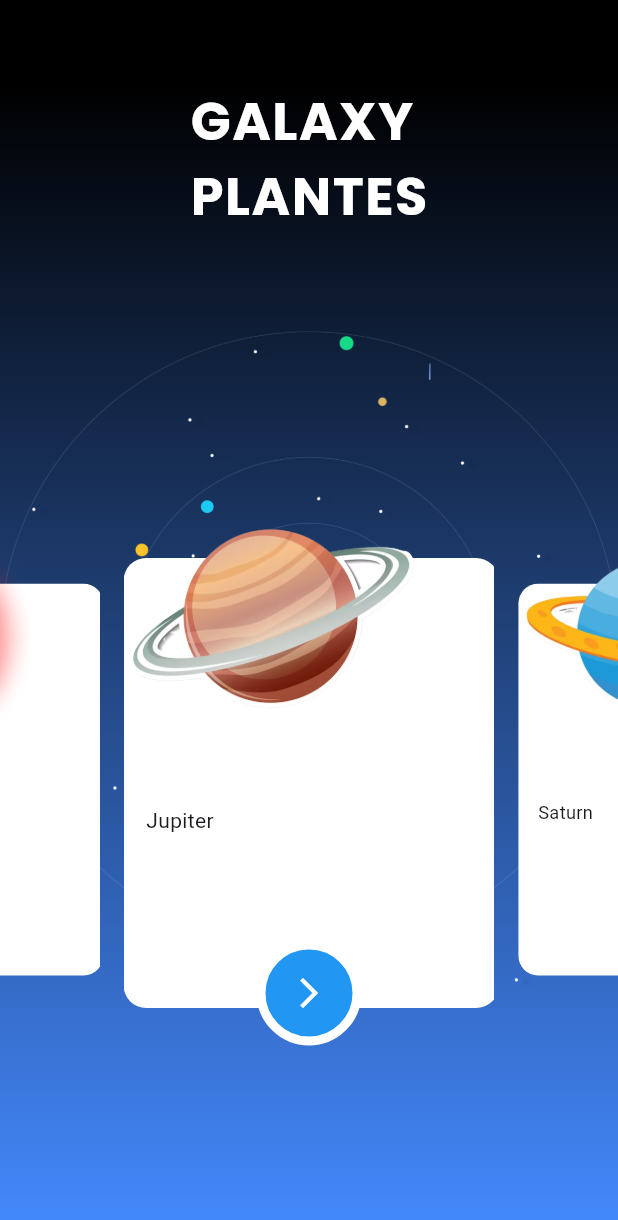
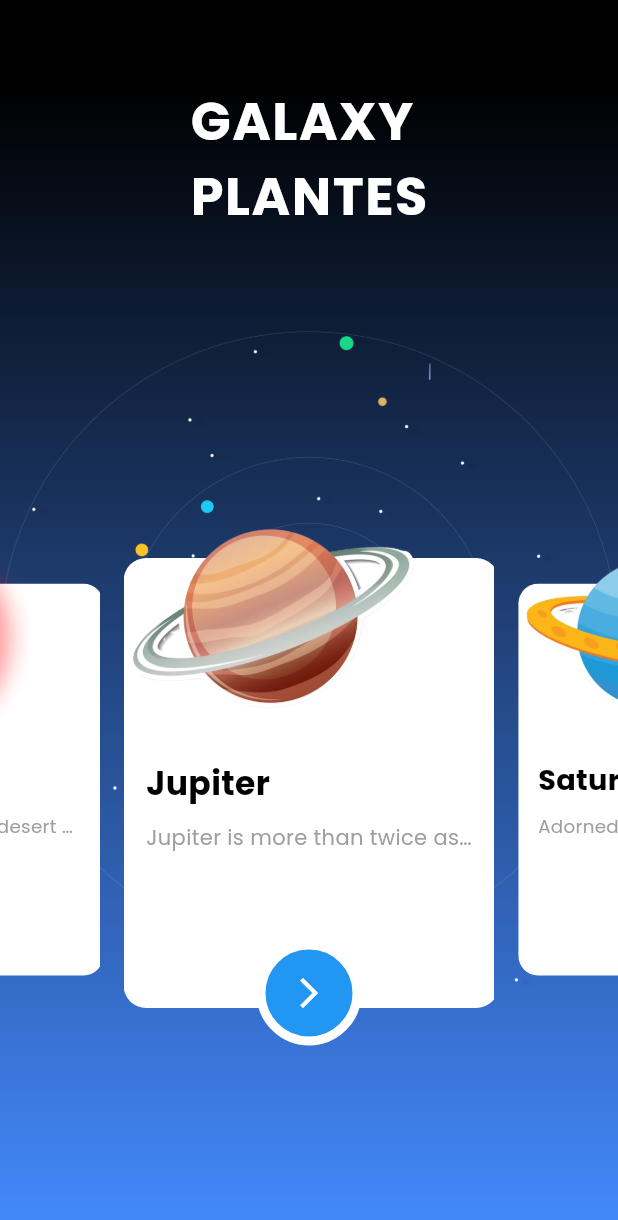
Before and after one commit to dhruvin2004/fluttter_planet, a Flutter app: the screen it shows after launch, swiped to page 2, on a phone screen of 412 x 824 dp. Shown: the top 1220 px of the screen. Run offline on Flutter 3.47's test engine with Material 2 defaults, Android fonts, the phone set to English and light mode, and no system bars; drawn by our look-alikes of auto_size_text, carousel_slider; our stand-ins replace google_fonts; missing offline and left inert: model_viewer_plus.

Commit message:
DP | 10/2/23 10:20 PM

```diff
--- a/lib/appstring.dart
+++ b/lib/appstring.dart
@@ -1,35 +1,41 @@
-class AppString
-{
+class AppString {
   static List planets = [
     {
-      'name' : 'Earth',
-      'file' : 'assets/obj/earth.obj',
-      'img' : 'assets/img_earth.png'
+      'name': 'Earth',
+      'file': 'images/Earth Remix.glb',
+      'img': 'assets/img_earth.png',
+      'des':'Earth—our home planet—is the only place we know of so far that’s inhabited by living things. It is also the only planet in our solar system with liquid water on the surface',
     },
     {
-      'name' : 'Mercury',
-      'file' : 'assets/obj/mercury.obj',
-      'img' : 'assets/mercury.png'
-    },{
-      'name' : 'Venus',
-      'file' : 'assets/obj/venus.obj',
-      'img' : 'assets/img_venus.png',
-    },{
-      'name' : 'Mars',
-      'file' : 'assets/obj/Mars.obj',
-      'img' : 'assets/img_mars.png',
-    },{
-      'name' : 'Jupiter',
-      'file' : 'assets/obj/jupiter.obj',
-      'img' : 'assets/jupiter.png'
-    },{
-      'name' : 'Saturn',
-      'file' : 'assets/obj/saturn.obj',
-      'img' : 'assets/sature.png'
-    },{
-      'name' : 'Neptune',
-      'file' : 'assets/obj/neptune.obj',
-      'img' : 'assets/Neptune.png'
+      'name': 'Mercury',
+      'file': 'images/Mercury_1_4878.glb',
+      'img': 'assets/mercury.png',
+      'des':'Mercury—the smallest planet in our solar system and closest to the Sun—is only slightly larger than Earth iss Moon. Mercury is the fastest planet, zipping around the Sun every 88 Earth days.',
+    }, {
+      'name': 'Venus',
+      'file': 'images/Venus(surface)_1_12103.glb',
+      'img': 'assets/img_venus.png',
+      'des':'Venus spins slowly in the opposite direction from most planets. A thick atmosphere traps heat in a runaway greenhouse effect, making it the hottest planet in our solar system.',
+    }, {
+      'name': 'Mars',
+      'file': 'images/Mars_1_6792.glb',
+      'img': 'assets/img_mars.png',
+      'des':'Mars is a dusty, cold, desert world with a very thin atmosphere. There is strong evidence Mars was—billions of years ago—wetter and warmer, with a thicker atmosphere.',
+    }, {
+      'name': 'Jupiter',
+      'file': 'images/Jupiter_1_142984.glb',
+      'img': 'assets/jupiter.png',
+      'des': 'Jupiter is more than twice as massive than the other planets of our solar system combined. The giant planet is Great Red spot is a centuries-old storm bigger than Earth.',
+    }, {
+      'name': 'Saturn',
+      'file': 'images/Saturn_1_120536.glb',
+      'img': 'assets/sature.png',
+      'des': 'Adorned with a dazzling, complex system of icy rings, Saturn is unique in our solar system. The other giant planets have rings, but none are as spectacular as Saturn is.',
+    }, {
+      'name': 'Neptune',
+      'file': 'images/Neptune_1_49528.glb',
+      'img': 'assets/Neptune.png',
+      'des': 'Neptune—the eighth and most distant major planet orbiting our Sun—is dark, cold and whipped by supersonic winds. It was the first planet located through mathematical calculations, rather than by telescope.',
     },
   ];
 }
--- a/lib/screen/homepage.dart
+++ b/lib/screen/homepage.dart
@@ -1,9 +1,11 @@
 
+import 'package:auto_size_text/auto_size_text.dart';
 import 'package:carousel_slider/carousel_slider.dart';
 import 'package:flutter/cupertino.dart';
 import 'package:flutter/material.dart';
 import 'package:google_fonts/google_fonts.dart';
 import 'package:model_viewer_plus/model_viewer_plus.dart';
+import 'package:planet_app/screen/detail.dart';
 
 import '../appstring.dart';
 
@@ -71,17 +73,25 @@ class _PlanetPageState extends State<PlanetPage> with SingleTickerProviderStateM
                                   borderRadius: BorderRadius.circular(15),
                                 ),
                                 child:  Column(
-                                  mainAxisAlignment: MainAxisAlignment.center,
+
                                   crossAxisAlignment: CrossAxisAlignment.start,
                                   children: [
-                                    SizedBox(height: 50,),
-                                    Text(e['name']),
+                                    SizedBox(height: 120,),
+                                    Text(e['name'],style: GoogleFonts.poppins(color: Colors.black,fontWeight: FontWeight.bold,fontSize: 22),),
+                                    SizedBox(height: 10,),
+                                    AutoSizeText(overflow: TextOverflow.ellipsis,e['des'].toString(),style: GoogleFonts.poppins(color: Colors.grey,fontWeight: FontWeight.normal,fontSize: 14),),
                                   ],
                                 ),
                               ),
                             ),
                             Align(
                               alignment: Alignment.bottomCenter,
+                              child: GestureDetector(
+                                onTap: (){
+                                  setState(() {
+                                    Navigator.push(context, MaterialPageRoute(builder: (context)=> Details(index: AppString.planets.indexOf(e))));
+                                  });
+                                },
                                 child: Container(
                                   height: 70,
                                   width: 70,
@@ -94,6 +104,7 @@ class _PlanetPageState extends State<PlanetPage> with SingleTickerProviderStateM
                                   child: Icon(Icons.arrow_forward_ios_outlined,color: Colors.white,),
                                 ),
                               ),
+                            ),
                             Container(
                               height: 200,
                               width: 200,
@@ -101,17 +112,7 @@ class _PlanetPageState extends State<PlanetPage> with SingleTickerProviderStateM
                                 image: DecorationImage(image: AssetImage('${e['img']}'))
                               ),
                             )
-                            // SizedBox(
-                            //   height: 150,
-                            //   width: 150,
-                            //   child: ModelViewer(
-                            //     src: 'images/Mercury_1_4878.glb',
-                            //     ar: true,
-                            //     autoRotate: true,
-                            //     cameraControls: true,
-                            //     disablePan: false,
-                            //   ),
-                            // ),
+
                           ]),
                         ),
                       ).toList(),
--- a/pubspec.yaml
+++ b/pubspec.yaml
@@ -39,6 +39,7 @@ dependencies:
   model_viewer_plus: ^1.5.0
   carousel_slider: ^4.2.1
   google_fonts: ^4.0.3
+  auto_size_text: ^3.0.0
 
 dev_dependencies:
   flutter_test:
```
Also changed, not shown: lib/screen/detail.dart (added, +71 -0 lines), pubspec.lock, 1 other file. Lines whose indentation alone changed are shown as unchanged.
